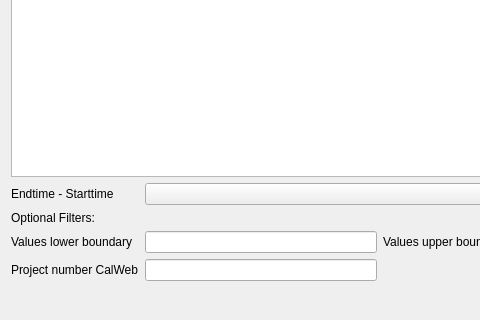
The window that ui/jrodos_measurements_dialog_base.ui (rduivenvoorde/jrodos) describes before a commit, drawn with Qt 5; both pictures show x 0 to 480 and y 226 to 546 of the 858 by 546 pixel window.
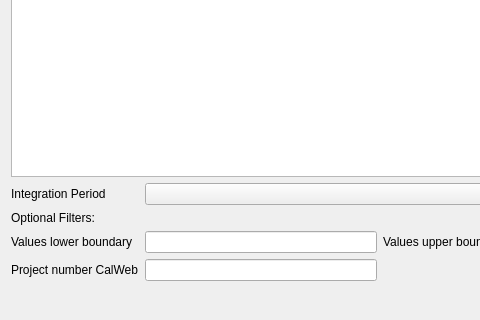
The same window after the commit.

Commit message: Gebruik term 'Integratietijd' ipv 'eindtijd - begintijd' https://jira.cal-net.nl/browse/QGIS-45

Patch:
```diff
--- a/ui/jrodos_measurements_dialog_base.ui
+++ b/ui/jrodos_measurements_dialog_base.ui
@@ -160,7 +160,7 @@
    <item row="12" column="0">
     <widget class="QLabel" name="lbl_endminusstart">
      <property name="text">
-      <string>Endtime - Starttime</string>
+      <string>Integration Period</string>
      </property>
     </widget>
    </item>
```
